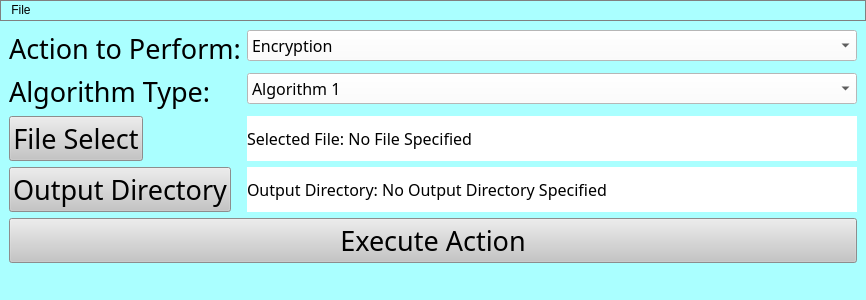
The window that src/mainwindow.ui (terrytosh/image-encryptor) describes before a commit, drawn with Qt 5.
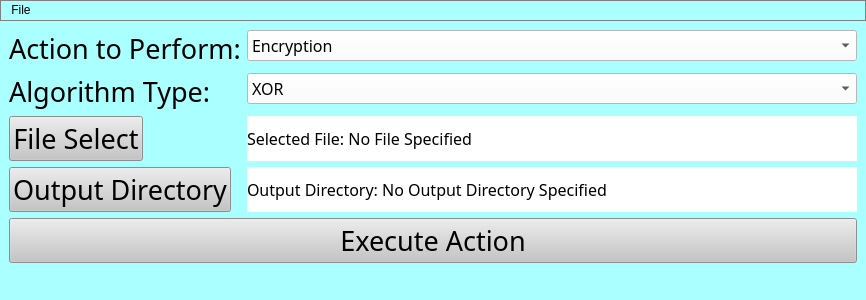
The same window after the commit.

The edit to the form file:
```diff
--- a/src/mainwindow.ui
+++ b/src/mainwindow.ui
@@ -84,7 +84,7 @@
       </property>
       <item>
        <property name="text">
-        <string>Algorithm 1</string>
+        <string>XOR</string>
        </property>
       </item>
       <item>
```
Left out of the diff: 2 changed lines with no effect on the pictures.
